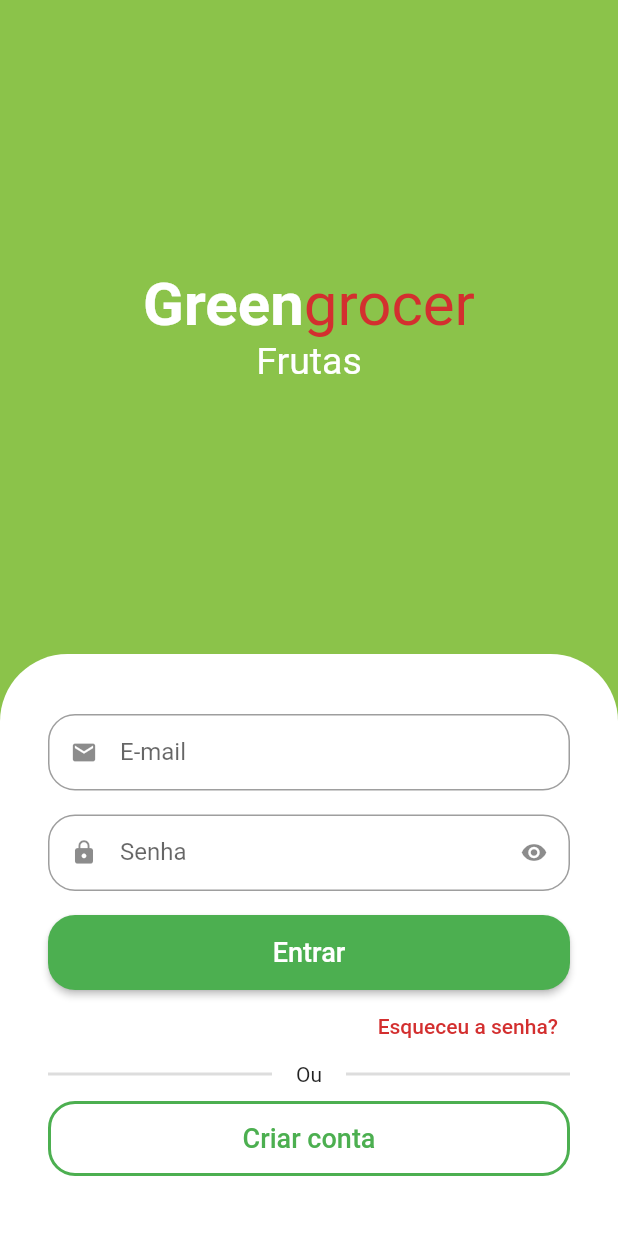
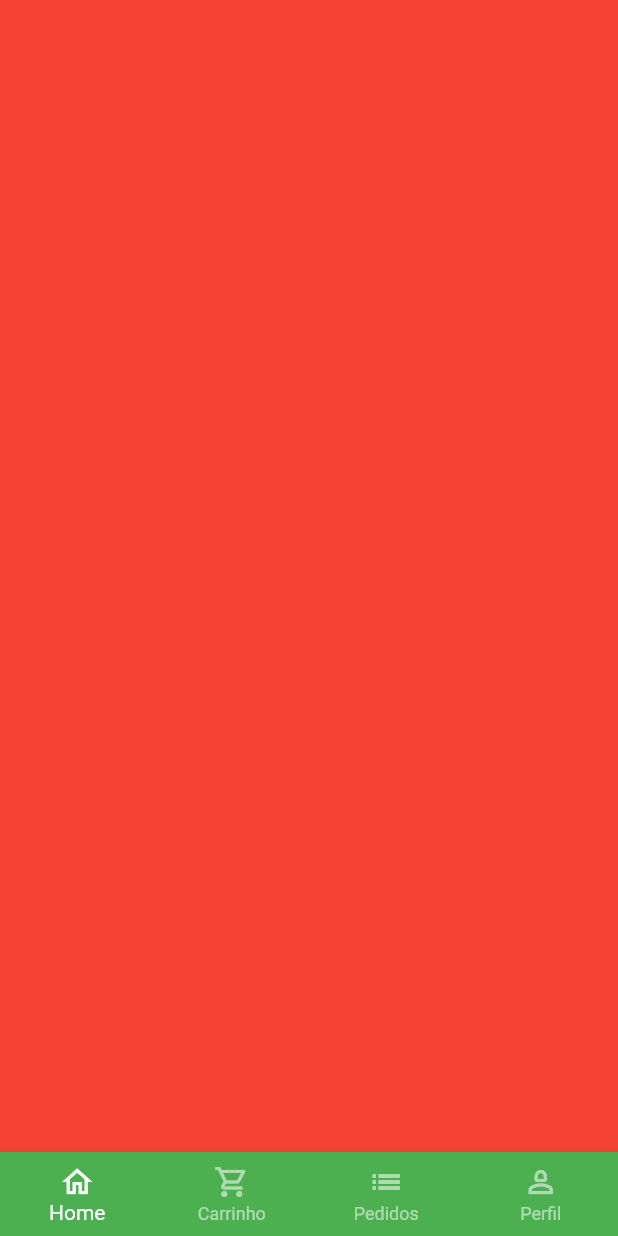
Before and after one commit to jdaibello/greengrocer, a Flutter app: the screen it shows after launch, after a tap on "Entrar", on a phone screen of 412 x 824 dp. Run offline on Flutter 3.47's test engine with Material 3 defaults, Android fonts, the phone set to English and light mode, and no system bars; drawn by our look-alikes of animated_text_kit; our stand-ins replace mask_text_input_formatter.

Commit message:
feat: add Base screen

```diff
--- a/lib/src/auth/signin_screen.dart
+++ b/lib/src/auth/signin_screen.dart
@@ -2,6 +2,7 @@ import 'package:animated_text_kit/animated_text_kit.dart';
 import 'package:flutter/material.dart';
 import 'package:greengrocer/src/auth/components/custom_text_field.dart';
 import 'package:greengrocer/src/auth/signup_screen.dart';
+import 'package:greengrocer/src/base/base_screen.dart';
 import 'package:greengrocer/src/config/custom_colors.dart';
 
 class SignInScreen extends StatelessWidget {
@@ -98,7 +99,14 @@ class SignInScreen extends StatelessWidget {
                             borderRadius: BorderRadius.circular(18),
                           ),
                         ),
-                        onPressed: () {},
+                        onPressed: () {
+                          Navigator.pushReplacement(
+                            context,
+                            MaterialPageRoute(
+                              builder: (context) => const BaseScreen(),
+                            ),
+                          );
+                        },
                         child: const Text(
                           'Entrar',
                           style: TextStyle(fontSize: 18),
--- /dev/null
+++ b/lib/src/base/base_screen.dart
@@ -0,0 +1,60 @@
+import 'package:flutter/material.dart';
+
+class BaseScreen extends StatefulWidget {
+  const BaseScreen({super.key});
+
+  @override
+  State<BaseScreen> createState() => _BaseScreenState();
+}
+
+class _BaseScreenState extends State<BaseScreen> {
+  int currentIndex = 0;
+  final pageController = PageController();
+
+  @override
+  Widget build(BuildContext context) {
+    return Scaffold(
+      body: PageView(
+        controller: pageController,
+        physics: const NeverScrollableScrollPhysics(),
+        children: [
+          Container(color: Colors.red),
+          Container(color: Colors.yellow),
+          Container(color: Colors.blue),
+          Container(color: Colors.purple),
+        ],
+      ),
+      bottomNavigationBar: BottomNavigationBar(
+        currentIndex: currentIndex,
+        onTap: (index) {
+          setState(() {
+            currentIndex = index;
+            pageController.jumpToPage(index);
+          });
+        },
+        type: BottomNavigationBarType.fixed,
+        backgroundColor: Colors.green,
+        selectedItemColor: Colors.white,
+        unselectedItemColor: Colors.white.withAlpha(140),
+        items: const [
+          BottomNavigationBarItem(
+            icon: Icon(Icons.home_outlined),
+            label: 'Home',
+          ),
+          BottomNavigationBarItem(
+            icon: Icon(Icons.shopping_cart_outlined),
+            label: 'Carrinho',
+          ),
+          BottomNavigationBarItem(
+            icon: Icon(Icons.list_outlined),
+            label: 'Pedidos',
+          ),
+          BottomNavigationBarItem(
+            icon: Icon(Icons.person_2_outlined),
+            label: 'Perfil',
+          ),
+        ],
+      ),
+    );
+  }
+}
```
